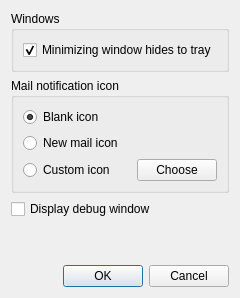
Old version of the form app/SysTray-X/preferences.ui in the repository Ximi1970/systray-x.
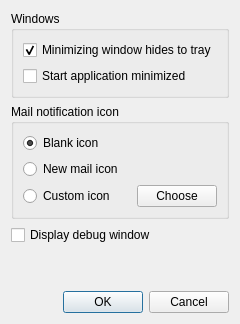
New version of the form.

Diff of the .ui file:
```diff
--- a/app/SysTray-X/preferences.ui
+++ b/app/SysTray-X/preferences.ui
@@ -35,6 +35,13 @@
           </property>
          </widget>
         </item>
+        <item>
+         <widget class="QCheckBox" name="startMinimizedCheckBox">
+          <property name="text">
+           <string>Start application minimized</string>
+          </property>
+         </widget>
+        </item>
        </layout>
       </widget>
      </item>
```
Left out of the diff: 2 changed lines with no effect on the pictures.
